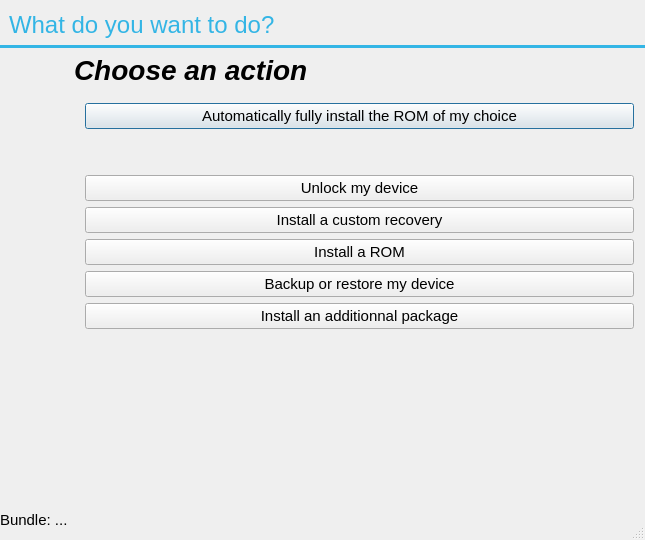
First picture: the form in ui/chooserdialog.ui, repository omnirom/omni_apps_Installer, before the edit.
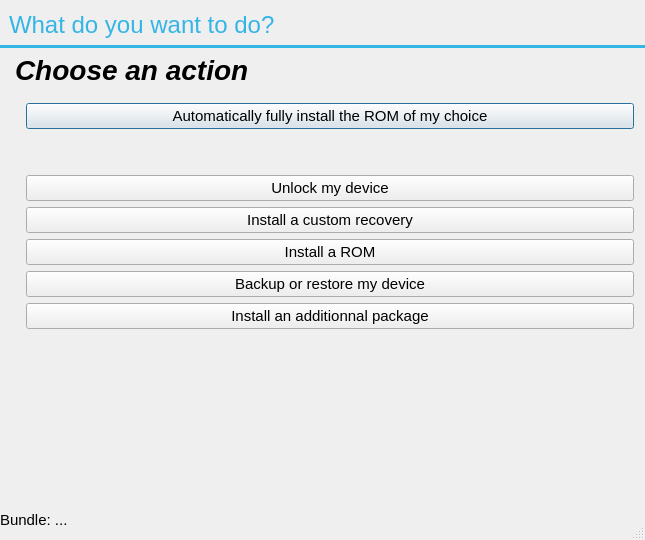
Second picture: the form after the edit. Icons and pictures are not drawn.

Commit message: More bundle work, use Roboto font assets

The edit to the form file:
```diff
--- a/ui/chooserdialog.ui
+++ b/ui/chooserdialog.ui
@@ -194,11 +194,14 @@
      </property>
     </spacer>
    </item>
-   <item row="5" column="0">
-    <widget class="QLabel" name="label_2">
+   <item row="5" column="0" colspan="3">
+    <widget class="QLabel" name="lblBundle">
      <property name="text">
       <string>Bundle: ...</string>
      </property>
+     <property name="margin">
+      <number>9</number>
+     </property>
     </widget>
    </item>
   </layout>
```
The commit also changes 4 other files.
